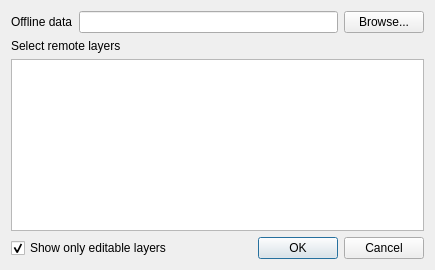
Above: src/plugins/offline_editing/offline_editing_plugin_guibase.ui from kadas-albireo/kadas-albireo before the change. Below: the same form after it.
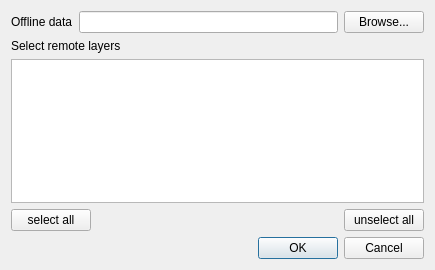
That is the form after the change. Icons and pictures are not drawn. Custom widgets are drawn as their Qt base class.

Commit message: use QgsLayerTree for the selection of layers in the offline editing plugin

```diff
--- a/src/plugins/offline_editing/offline_editing_plugin_guibase.ui
+++ b/src/plugins/offline_editing/offline_editing_plugin_guibase.ui
@@ -54,26 +54,47 @@
       </widget>
      </item>
      <item>
-      <widget class="QListWidget" name="ui_layerList">
+      <widget class="QgsLayerTreeView" name="mLayerTree">
        <property name="selectionMode">
         <enum>QAbstractItemView::MultiSelection</enum>
        </property>
       </widget>
      </item>
+     <item>
+      <layout class="QHBoxLayout" name="horizontalLayout_3">
+       <item>
+        <widget class="QPushButton" name="mSelectAllButton">
+         <property name="text">
+          <string>select all</string>
+         </property>
+        </widget>
+       </item>
+       <item>
+        <spacer name="horizontalSpacer">
+         <property name="orientation">
+          <enum>Qt::Horizontal</enum>
+         </property>
+         <property name="sizeHint" stdset="0">
+          <size>
+           <width>40</width>
+           <height>20</height>
+          </size>
+         </property>
+        </spacer>
+       </item>
+       <item>
+        <widget class="QPushButton" name="mUnselectAllButton">
+         <property name="text">
+          <string>unselect all</string>
+         </property>
+        </widget>
+       </item>
+      </layout>
+     </item>
     </layout>
    </item>
    <item>
     <layout class="QHBoxLayout" name="horizontalLayout_2">
-     <item>
-      <widget class="QCheckBox" name="checkboxShowEditableLayers">
-       <property name="text">
-        <string>Show only editable layers</string>
-       </property>
-       <property name="checked">
-        <bool>true</bool>
-       </property>
-      </widget>
-     </item>
      <item>
       <widget class="QDialogButtonBox" name="buttonBox">
        <property name="orientation">
@@ -89,6 +110,13 @@
   </layout>
  </widget>
  <layoutdefault spacing="6" margin="11"/>
+ <customwidgets>
+  <customwidget>
+   <class>QgsLayerTreeView</class>
+   <extends>QTreeView</extends>
+   <header>qgslayertreeview.h</header>
+  </customwidget>
+ </customwidgets>
  <resources/>
  <connections/>
 </ui>
```
Left out of the diff: 6 changed lines with no effect on the pictures. The commit also changes 3 other files.
